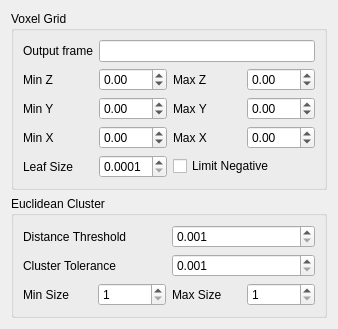
Qt form prw_apps/prw_object_tracking/src/object_segmentation.ui (cuixiongyi/hiveground-ros-pkg) before a commit.
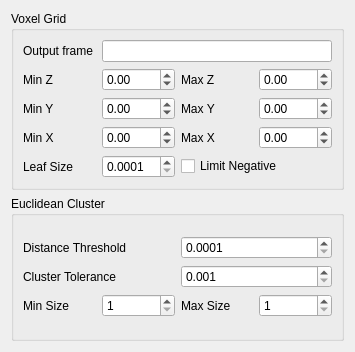
The same form after that commit.

Commit message: updated prw_object_tracking

Patch:
```diff
--- a/prw_apps/prw_object_tracking/src/object_segmentation.ui
+++ b/prw_apps/prw_object_tracking/src/object_segmentation.ui
@@ -6,8 +6,8 @@
    <rect>
     <x>0</x>
     <y>0</y>
-    <width>338</width>
-    <height>319</height>
+    <width>355</width>
+    <height>352</height>
    </rect>
   </property>
   <property name="windowTitle">
@@ -24,7 +24,7 @@
      </property>
      <layout class="QGridLayout" name="gridLayout_2">
       <item row="0" column="1">
-       <layout class="QGridLayout" name="gridLayout" rowstretch="0,0,0,0,0,0">
+       <layout class="QGridLayout" name="gridLayout" rowstretch="0,0,0,0,0">
         <item row="0" column="0">
          <widget class="QLabel" name="label">
           <property name="text">
@@ -265,16 +265,16 @@
         <item row="0" column="2" colspan="2">
          <widget class="QDoubleSpinBox" name="ec_distance_threshold">
           <property name="decimals">
-           <number>3</number>
+           <number>4</number>
           </property>
           <property name="minimum">
-           <double>0.001000000000000</double>
+           <double>0.000100000000000</double>
           </property>
           <property name="maximum">
            <double>1.000000000000000</double>
           </property>
           <property name="value">
-           <double>0.001000000000000</double>
+           <double>0.000100000000000</double>
           </property>
          </widget>
         </item>
```
Left out of the diff: 15 changed lines with no effect on the pictures. The commit also changes 35 other files.
